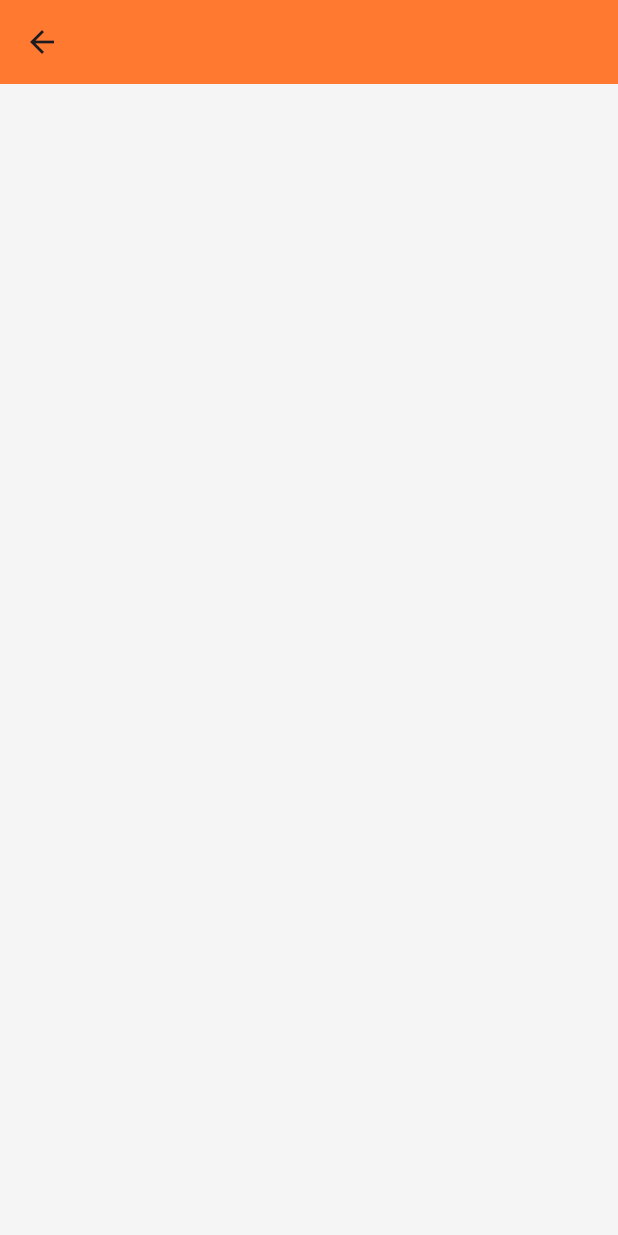
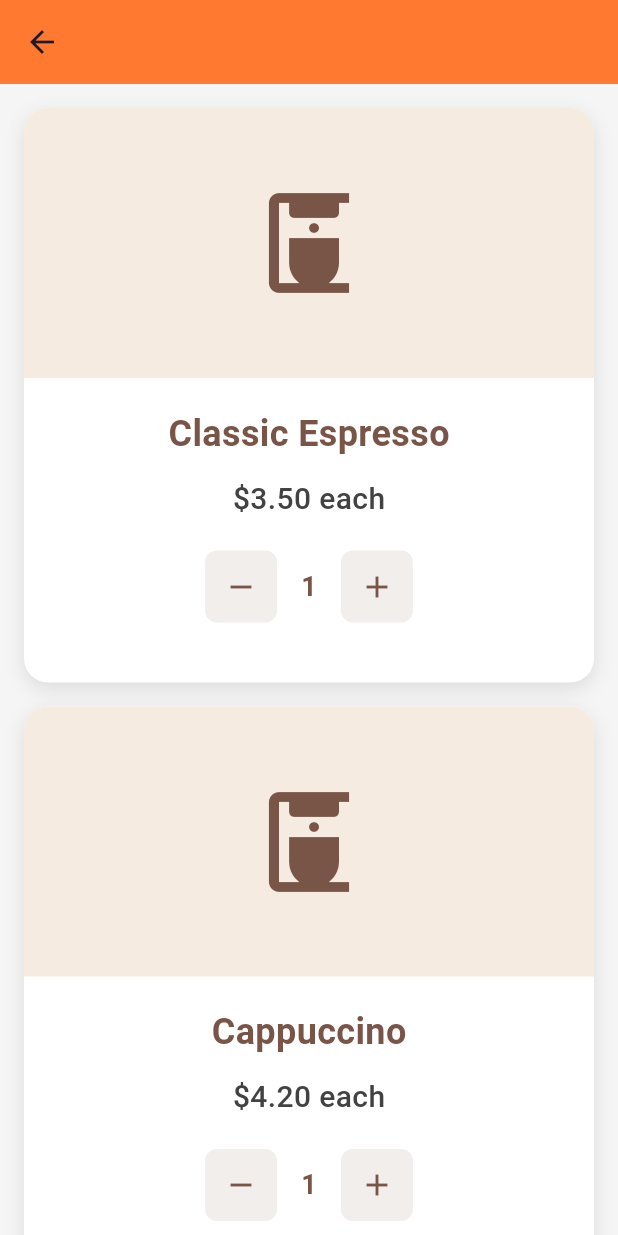
Before and after one commit to jaysonbutawan/appdev, a Flutter app: the AddCartScreen screen opened directly, on a phone screen of 412 x 824 dp. Run offline on Flutter 3.47's test engine with Material 3 defaults, Android fonts, the phone set to English and light mode, and no system bars; our stand-ins replace cloud_firestore, firebase_auth, firebase_core, get, google_sign_in; missing offline and left inert: flutter_advanced_cards; accounts and stored records are empty; statements that could not run were skipped.

Commit message:
Add Product model and update cart UI
Introduced a Product data model with JSON serialization for Firebase integration. Updated ProductCard to display product image, price, and quantity controls. Modified AddCartScreen to show a list of products using the new ProductCard widget.

```diff
--- /dev/null
+++ b/lib/data/models/product.dart
@@ -0,0 +1,36 @@
+class Product {
+  final String name;
+  final double price;
+  final String imageUrl;
+  int quantity;
+
+  Product({
+    required this.name,
+    required this.price,
+    required this.imageUrl,
+    this.quantity = 1,
+  });
+
+  double get totalPrice => price * quantity;
+
+  // Convert Product to JSON for Firebase
+  Map<String, dynamic> toJson() {
+    return {
+      'name': name,
+      'price': price,
+      'imageUrl': imageUrl,
+      'quantity': quantity,
+      'totalPrice': totalPrice,
+    };
+  }
+
+  // Factory constructor for fetching from Firebase
+  factory Product.fromJson(Map<String, dynamic> json) {
+    return Product(
+      name: json['name'],
+      price: json['price'].toDouble(),
+      imageUrl: json['imageUrl'],
+      quantity: json['quantity'],
+    );
+  }
+}
--- a/lib/presentation/pages/cards/cart_product_card.dart
+++ b/lib/presentation/pages/cards/cart_product_card.dart
@@ -3,13 +3,15 @@ import 'package:flutter/material.dart';
 class ProductCard extends StatelessWidget {
   final String name;
   final double price;
-  final VoidCallback onAddToCart;
+  final String imageUrl;
+  final int quantity;
 
   const ProductCard({
     super.key,
     required this.name,
     required this.price,
-    required this.onAddToCart,
+    required this.imageUrl,
+    this.quantity = 1,
   });
 
   @override
@@ -31,7 +33,7 @@ class ProductCard extends StatelessWidget {
         mainAxisSize: MainAxisSize.min,
         crossAxisAlignment: CrossAxisAlignment.center,
         children: [
-          // Product image placeholder
+          // Product image section
           Container(
             height: 180,
             width: double.infinity,
@@ -40,14 +42,16 @@ class ProductCard extends StatelessWidget {
                 topLeft: Radius.circular(16),
                 topRight: Radius.circular(16),
               ),
-              color: Color(0xFFF5EBE0), // Light beige background
+              color: Color(0xFFF5EBE0),
             ),
-            child:const Icon(
+            child: const Icon(
               Icons.coffee_maker,
               size: 80,
               color: Colors.brown,
             ),
           ),
+
+          // Product details section
           Padding(
             padding: const EdgeInsets.all(20),
             child: Column(
@@ -63,9 +67,10 @@ class ProductCard extends StatelessWidget {
                   ),
                 ),
                 const SizedBox(height: 12),
+
                 // Price
                 Text(
-                  '\$$price each',
+                  '\$${price.toStringAsFixed(2)} each',
                   style: TextStyle(
                     fontSize: 20,
                     fontWeight: FontWeight.w500,
@@ -73,28 +78,50 @@ class ProductCard extends StatelessWidget {
                   ),
                 ),
                 const SizedBox(height: 20),
-                // Add to cart button
-                SizedBox(
-                  width: double.infinity,
-                  child: ElevatedButton(
-                    onPressed: onAddToCart,
-                    style: ElevatedButton.styleFrom(
-                      backgroundColor: Colors.brown,
-                      foregroundColor: Colors.white,
-                      padding: const EdgeInsets.symmetric(vertical: 16),
-                      shape: RoundedRectangleBorder(
-                        borderRadius: BorderRadius.circular(12),
+
+                // Quantity controls
+                Row(
+                  mainAxisAlignment: MainAxisAlignment.center,
+                  children: [
+                    // Decrease button
+                    Container(
+                      decoration: BoxDecoration(
+                        color: Colors.brown.withOpacity(0.1),
+                        borderRadius: BorderRadius.circular(8),
+                      ),
+                      child: IconButton(
+                        onPressed: () {},
+                        icon: const Icon(Icons.remove, color: Colors.brown),
                       ),
                     ),
-                    child: const Text(
-                      'Add to Cart',
-                      style: TextStyle(
-                        fontSize: 16,
-                        fontWeight: FontWeight.bold,
+
+                    // Quantity display
+                    Padding(
+                      padding: const EdgeInsets.symmetric(horizontal: 16),
+                      child: Text(
+                        quantity.toString(),
+                        style: const TextStyle(
+                          fontSize: 18,
+                          fontWeight: FontWeight.bold,
+                          color: Colors.brown,
+                        ),
                       ),
                     ),
-                  ),
+
+                    // Increase button
+                    Container(
+                      decoration: BoxDecoration(
+                        color: Colors.brown.withOpacity(0.1),
+                        borderRadius: BorderRadius.circular(8),
+                      ),
+                      child: IconButton(
+                        onPressed: () {},
+                        icon: const Icon(Icons.add, color: Colors.brown),
+                      ),
+                    ),
+                  ],
                 ),
+                const SizedBox(height: 20),
               ],
             ),
           ),
--- a/lib/presentation/pages/screens/add_cart_screen.dart
+++ b/lib/presentation/pages/screens/add_cart_screen.dart
@@ -1,16 +1,40 @@
 import 'package:flutter/material.dart';
+import 'package:appdev/presentation/pages/cards/cart_product_card.dart';
 
 class AddCartScreen extends StatelessWidget {
   const AddCartScreen({super.key});
 
+
   @override
   Widget build(BuildContext context) {
+
+      final List<Map<String, dynamic>> products = [
+      {"name": "Classic Espresso", "price": 3.50, "imageUrl": "", "quantity": 1},
+      {"name": "Cappuccino", "price": 4.20, "imageUrl": "", "quantity": 1},
+      {"name": "Caramel Latte", "price": 4.80, "imageUrl": "", "quantity": 1},
+    ];
+
     return Scaffold(
       appBar: AppBar(
         backgroundColor: const Color(0xFFFF7A30),
       ),
 
-      body: const Stack(children: [Padding(padding: EdgeInsets.all(16))]),
+       body: ListView.builder(
+        padding: const EdgeInsets.all(16),
+        itemCount: products.length,
+        itemBuilder: (context, index) {
+          final product = products[index];
+          return Padding(
+            padding: const EdgeInsets.only(bottom: 16),
+            child: ProductCard(
+              name: product["name"],
+              price: product["price"],
+              imageUrl: product["imageUrl"],
+              quantity: product["quantity"],
+            ),
+          );
+        },
+      ),
     );
   }
 }
```
